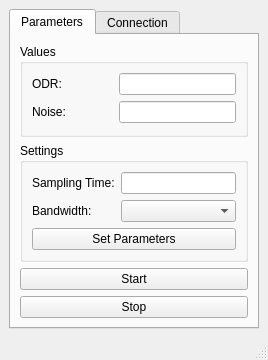
Qt form mainwindow.ui (OskarCodes/SystolicHost) before a commit.
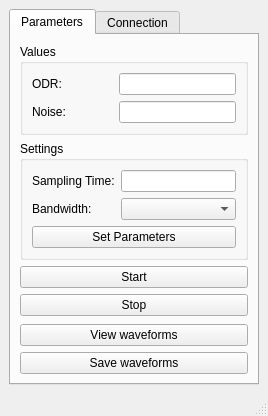
The same form after that commit. The open tabs and pages were chosen to show the change.

Commit message: Added Save and View waveforms buttons

```diff
--- a/mainwindow.ui
+++ b/mainwindow.ui
@@ -7,7 +7,7 @@
     <x>0</x>
     <y>0</y>
     <width>268</width>
-    <height>355</height>
+    <height>408</height>
    </rect>
   </property>
   <property name="sizePolicy">
@@ -122,6 +122,36 @@
           </property>
          </widget>
         </item>
+        <item>
+         <spacer name="verticalSpacer">
+          <property name="orientation">
+           <enum>Qt::Vertical</enum>
+          </property>
+          <property name="sizeType">
+           <enum>QSizePolicy::Maximum</enum>
+          </property>
+          <property name="sizeHint" stdset="0">
+           <size>
+            <width>20</width>
+            <height>10</height>
+           </size>
+          </property>
+         </spacer>
+        </item>
+        <item>
+         <widget class="QPushButton" name="viewButton">
+          <property name="text">
+           <string>View waveforms</string>
+          </property>
+         </widget>
+        </item>
+        <item>
+         <widget class="QPushButton" name="saveButton">
+          <property name="text">
+           <string>Save waveforms</string>
+          </property>
+         </widget>
+        </item>
        </layout>
       </widget>
       <widget class="QWidget" name="Connection">
```
